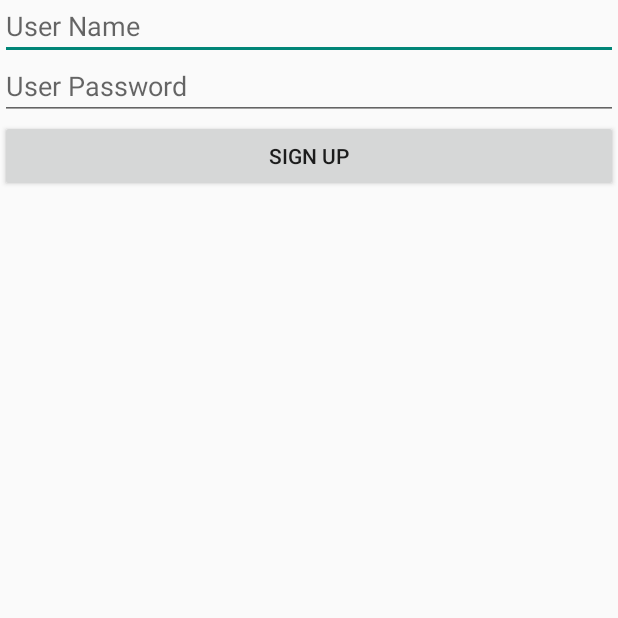
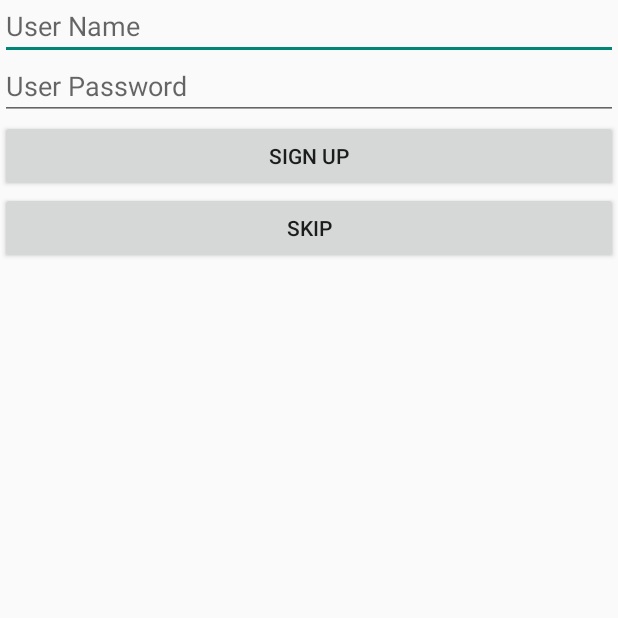
Before and after one commit to wingjay/jianshi, an Android app: the screen it shows after launch (SignupActivity), on a phone screen of 412 x 824 dp, the top half of it. Run offline under Robolectric (Android 15) with nearby library versions, the phone set to English and light mode, and no system bars; our stand-ins replace ButterKnife, Dagger/Hilt's generated code; libraries missing offline, so code that uses them is left out: com.crashlytics.android, com.facebook.stetho, io.fabric.sdk, retrofit2.adapter.rxjava; Roboto replaces fonts that are not available here; 6 statements that could not run were skipped.

Commit message:
support skip signup flow for debug

```diff
--- a/android/app/src/main/java/com/wingjay/jianshi/ui/SignupActivity.java
+++ b/android/app/src/main/java/com/wingjay/jianshi/ui/SignupActivity.java
@@ -85,4 +85,10 @@ public class SignupActivity extends BaseActivity {
           }
         });
   }
+
+  @OnClick(R.id.skip_button)
+  void skip() {
+    startActivity(MainActivity.createIntent(SignupActivity.this));
+    finish();
+  }
 }
--- a/android/app/src/main/res/layout/activity_signup.xml
+++ b/android/app/src/main/res/layout/activity_signup.xml
@@ -26,4 +26,11 @@
         android:text="Sign up"
         />
 
+    <Button
+        android:id="@+id/skip_button"
+        android:layout_width="match_parent"
+        android:layout_height="wrap_content"
+        android:text="Skip"
+        />
+
 </LinearLayout>
```
